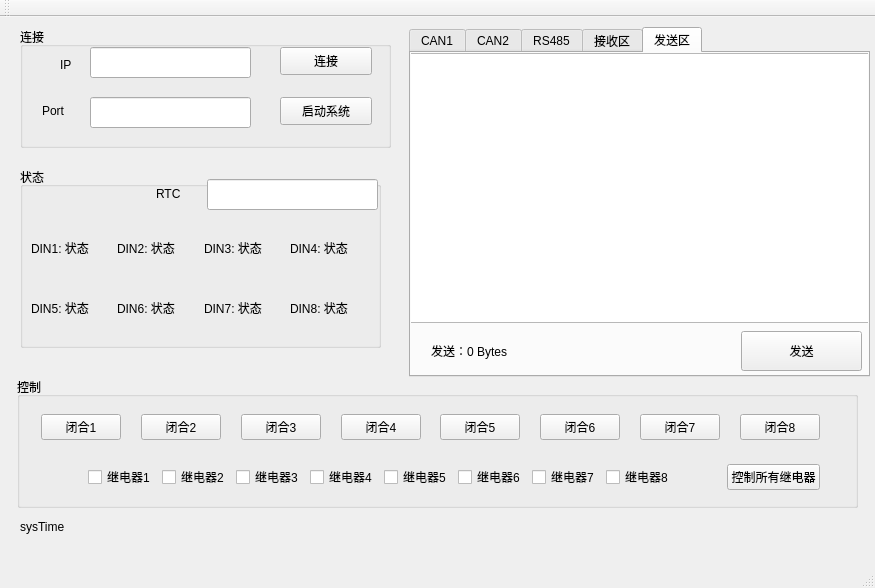
The window that mainwindow.ui (kingvei/Sample_Qt) describes before a commit, drawn with Qt 5.
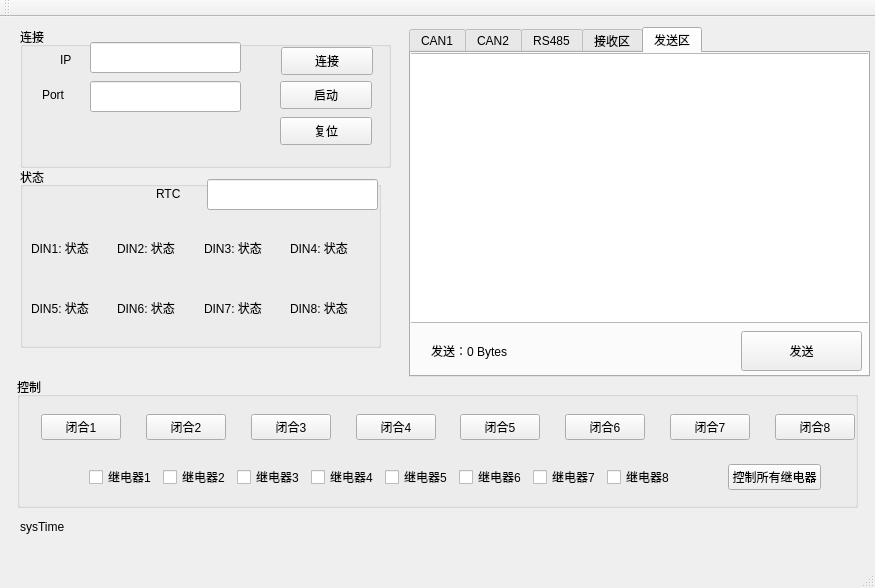
The same window after the commit.

Commit message: 1.RTC增加星期weekday，数据包增加帧尾 2.实现复位命令

```diff
--- a/mainwindow.ui
+++ b/mainwindow.ui
@@ -24,8 +24,8 @@
     <property name="geometry">
      <rect>
       <x>90</x>
-      <y>30</y>
-      <width>161</width>
+      <y>25</y>
+      <width>151</width>
       <height>31</height>
      </rect>
     </property>
@@ -34,38 +34,12 @@
     <property name="geometry">
      <rect>
       <x>90</x>
-      <y>80</y>
-      <width>161</width>
+      <y>64</y>
+      <width>151</width>
       <height>31</height>
      </rect>
     </property>
    </widget>
-   <widget class="QPushButton" name="tcpEstablishButton">
-    <property name="geometry">
-     <rect>
-      <x>280</x>
-      <y>30</y>
-      <width>92</width>
-      <height>28</height>
-     </rect>
-    </property>
-    <property name="text">
-     <string>连接</string>
-    </property>
-   </widget>
-   <widget class="QPushButton" name="runSystemButton">
-    <property name="geometry">
-     <rect>
-      <x>280</x>
-      <y>80</y>
-      <width>92</width>
-      <height>28</height>
-     </rect>
-    </property>
-    <property name="text">
-     <string>启动系统</string>
-    </property>
-   </widget>
    <widget class="QTabWidget" name="tabWidget">
     <property name="geometry">
      <rect>
@@ -238,7 +212,7 @@
       <x>20</x>
       <y>10</y>
       <width>371</width>
-      <height>121</height>
+      <height>141</height>
      </rect>
     </property>
     <property name="title">
@@ -248,7 +222,7 @@
      <property name="geometry">
       <rect>
        <x>40</x>
-       <y>30</y>
+       <y>25</y>
        <width>21</width>
        <height>16</height>
       </rect>
@@ -261,7 +235,7 @@
      <property name="geometry">
       <rect>
        <x>22</x>
-       <y>76</y>
+       <y>60</y>
        <width>41</width>
        <height>16</height>
       </rect>
@@ -270,6 +244,45 @@
       <string>Port</string>
      </property>
     </widget>
+    <widget class="QPushButton" name="resetSystemButton">
+     <property name="geometry">
+      <rect>
+       <x>260</x>
+       <y>90</y>
+       <width>92</width>
+       <height>28</height>
+      </rect>
+     </property>
+     <property name="text">
+      <string>复位</string>
+     </property>
+    </widget>
+    <widget class="QPushButton" name="runSystemButton">
+     <property name="geometry">
+      <rect>
+       <x>260</x>
+       <y>54</y>
+       <width>92</width>
+       <height>28</height>
+      </rect>
+     </property>
+     <property name="text">
+      <string>启动</string>
+     </property>
+    </widget>
+    <widget class="QPushButton" name="tcpEstablishButton">
+     <property name="geometry">
+      <rect>
+       <x>261</x>
+       <y>20</y>
+       <width>92</width>
+       <height>28</height>
+      </rect>
+     </property>
+     <property name="text">
+      <string>连接</string>
+     </property>
+    </widget>
    </widget>
    <widget class="QGroupBox" name="groupBox_2">
     <property name="geometry">
@@ -392,7 +405,7 @@
      <rect>
       <x>30</x>
       <y>385</y>
-      <width>801</width>
+      <width>836</width>
       <height>51</height>
      </rect>
     </property>
@@ -551,7 +564,7 @@
      <rect>
       <x>30</x>
       <y>435</y>
-      <width>801</width>
+      <width>802</width>
       <height>51</height>
      </rect>
     </property>
```
Left out of the diff: 4 changed lines with no effect on the pictures. The commit also changes 4 other files.
